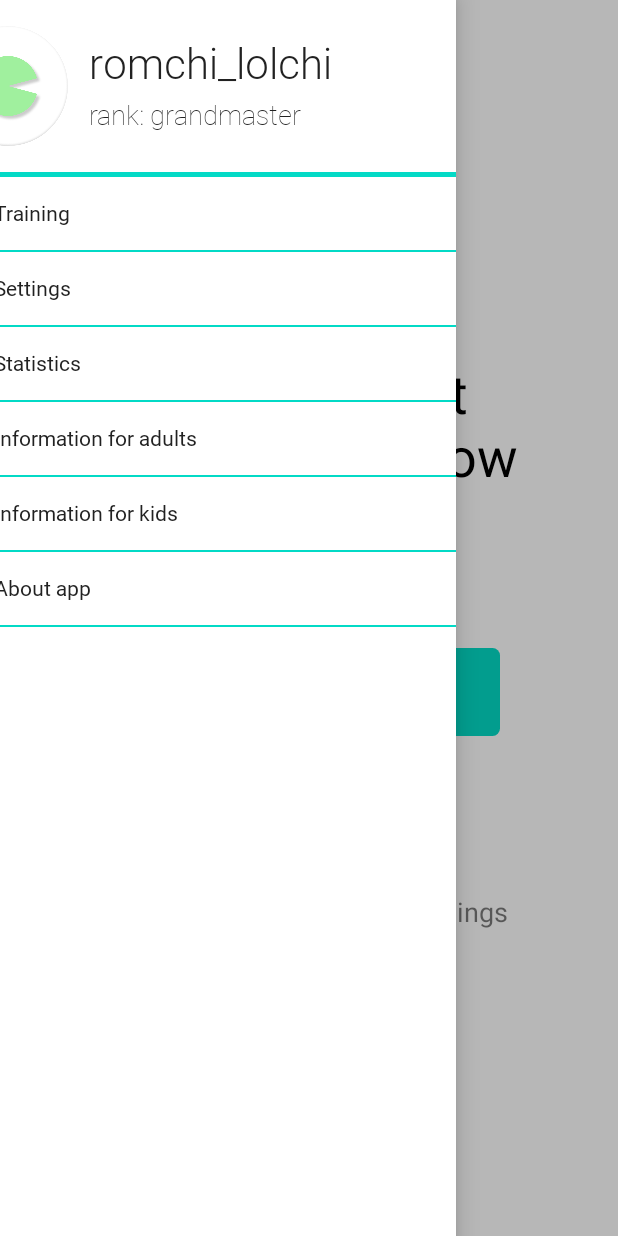
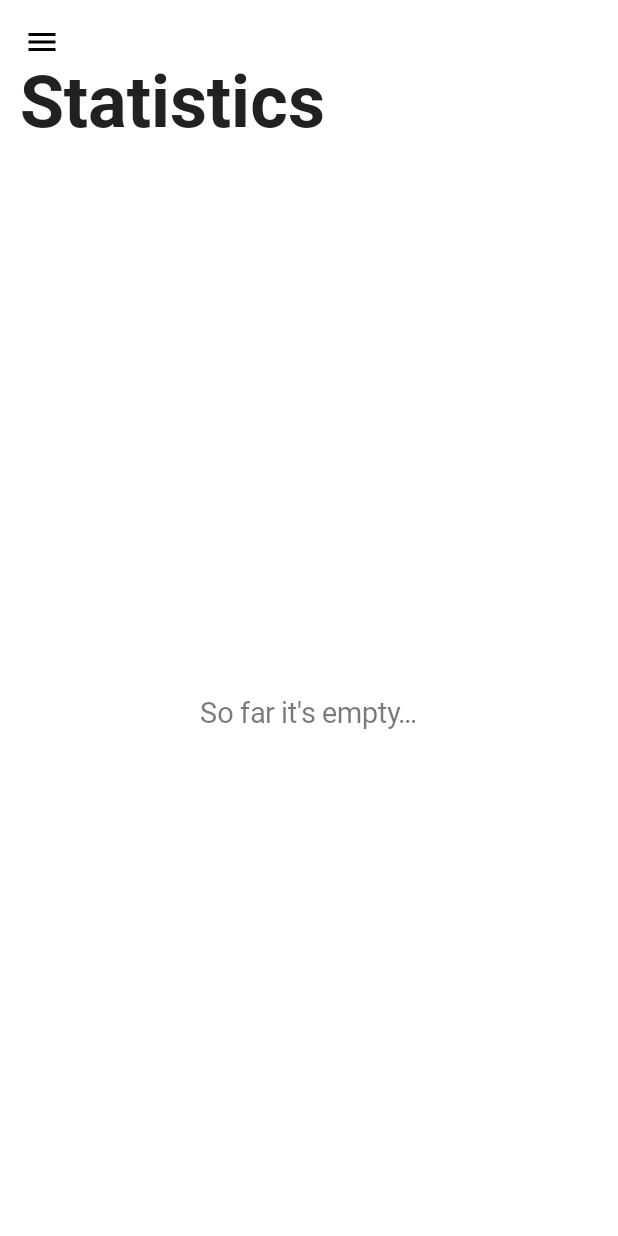
Before and after one commit to RomchiLolchi/SuperSchoolboyRemastered, an Android app built with Jetpack Compose: the MainActivity screen opened directly, with no data from a screen before it, after a tap on "Statistics", on a phone screen of 412 x 824 dp. Run offline under Robolectric (Android 15) with nearby library versions, the phone set to English and light mode, and no system bars; 2 other taps on this screen came first.

Commit message:
- Design of statistics window plug is fully ready

```diff
--- a/app/src/main/java/com/oftatech/superschoolboyremastered/activity/MainActivity.kt
+++ b/app/src/main/java/com/oftatech/superschoolboyremastered/activity/MainActivity.kt
@@ -178,7 +178,19 @@ private fun MainActivityScreenContent(
                     onAchievementsActiveChange = onAchievementsActiveChange
                 )
             }
-            composable(Screen.Statistics.route) { TODO() }
+            composable(Screen.Statistics.route) {
+                Column(
+                    modifier = modifier
+                        .padding(paddingValues)
+                        .fillMaxSize(),
+                    horizontalAlignment = Alignment.Start,
+                    verticalArrangement = Arrangement.Top,
+                ) {
+                    WindowHeader(modifier = Modifier.padding(start = 13.dp), text = stringResource(id = R.string.statistics_text))
+                    Spacer(modifier = Modifier.height(30.dp))
+                    PlugScreen()
+                }
+            }
             composable(Screen.AdultInfo.route) { TODO() }
             composable(Screen.KidsInfo.route) { TODO() }
             composable(Screen.AboutApp.route) { TODO() }
@@ -285,13 +297,22 @@ private fun SettingsScreen(
                             modifier = Modifier.fillMaxWidth(),
                             horizontalArrangement = Arrangement.SpaceBetween
                         ) {
-                            TextRadioButton(text = stringResource(id = R.string.green_text), isSelected = accentColor == Madang) {
+                            TextRadioButton(
+                                text = stringResource(id = R.string.green_text),
+                                isSelected = accentColor == Madang
+                            ) {
                                 onAccentColorChange(Madang)
                             }
-                            TextRadioButton(text = stringResource(id = R.string.orange_text), isSelected = accentColor == Tacao) {
+                            TextRadioButton(
+                                text = stringResource(id = R.string.orange_text),
+                                isSelected = accentColor == Tacao
+                            ) {
                                 onAccentColorChange(Tacao)
                             }
-                            TextRadioButton(text = stringResource(id = R.string.pink_text), isSelected = accentColor == WePeep) {
+                            TextRadioButton(
+                                text = stringResource(id = R.string.pink_text),
+                                isSelected = accentColor == WePeep
+                            ) {
                                 onAccentColorChange(WePeep)
                             }
                         }
@@ -303,10 +324,17 @@ private fun SettingsScreen(
                                 modifier = Modifier.fillMaxWidth(),
                                 horizontalArrangement = Arrangement.Start
                             ) {
-                                TextRadioButton(text = stringResource(id = R.string.on_text), isSelected = isRankActive) {
+                                TextRadioButton(
+                                    text = stringResource(id = R.string.on_text),
+                                    isSelected = isRankActive
+                                ) {
                                     onRankActiveChange(true)
                                 }
-                                TextRadioButton(modifier = Modifier.weight(1f), text = stringResource(id = R.string.off_text), isSelected = !isRankActive) {
+                                TextRadioButton(
+                                    modifier = Modifier.weight(1f),
+                                    text = stringResource(id = R.string.off_text),
+                                    isSelected = !isRankActive
+                                ) {
                                     onRankActiveChange(false)
                                 }
                             }
@@ -317,10 +345,17 @@ private fun SettingsScreen(
                                 modifier = Modifier.fillMaxWidth(),
                                 horizontalArrangement = Arrangement.Start
                             ) {
-                                TextRadioButton(text = stringResource(id = R.string.on_text), isSelected = isAchievementsActive) {
+                                TextRadioButton(
+                                    text = stringResource(id = R.string.on_text),
+                                    isSelected = isAchievementsActive
+                                ) {
                                     onAchievementsActiveChange(true)
                                 }
-                                TextRadioButton(modifier = Modifier.weight(1f), text = stringResource(id = R.string.off_text), isSelected = !isAchievementsActive) {
+                                TextRadioButton(
+                                    modifier = Modifier.weight(1f),
+                                    text = stringResource(id = R.string.off_text),
+                                    isSelected = !isAchievementsActive
+                                ) {
                                     onAchievementsActiveChange(false)
                                 }
                             }
@@ -387,6 +422,26 @@ private fun SettingsPart(
     }
 }
 
+@Composable
+private fun PlugScreen(
+    modifier: Modifier = Modifier,
+) {
+    Column(
+        modifier = modifier.fillMaxSize(),
+        verticalArrangement = Arrangement.Center,
+        horizontalAlignment = Alignment.CenterHorizontally,
+    ) {
+        Text(
+            modifier = Modifier.alpha(0.6F),
+            text = stringResource(id = R.string.empty_so_far_text),
+            fontFamily = robotoFontFamily,
+            fontWeight = FontWeight.Normal,
+            fontStyle = FontStyle.Normal,
+            fontSize = 19.sp
+        )
+    }
+}
+
 sealed class Screen(
     val route: String,
     val drawerImage: ImageVector,
--- a/app/src/main/res/values/strings.xml
+++ b/app/src/main/res/values/strings.xml
@@ -30,6 +30,8 @@
     <string name="on_text">On</string>
     <string name="off_text">Off</string>
 
+    <string name="empty_so_far_text">So far it\'s empty…</string>
+
     <!-- Drawer tabs' texts -->
     <string name="training_text">Training</string>
     <string name="statistics_text">Statistics</string>
```
